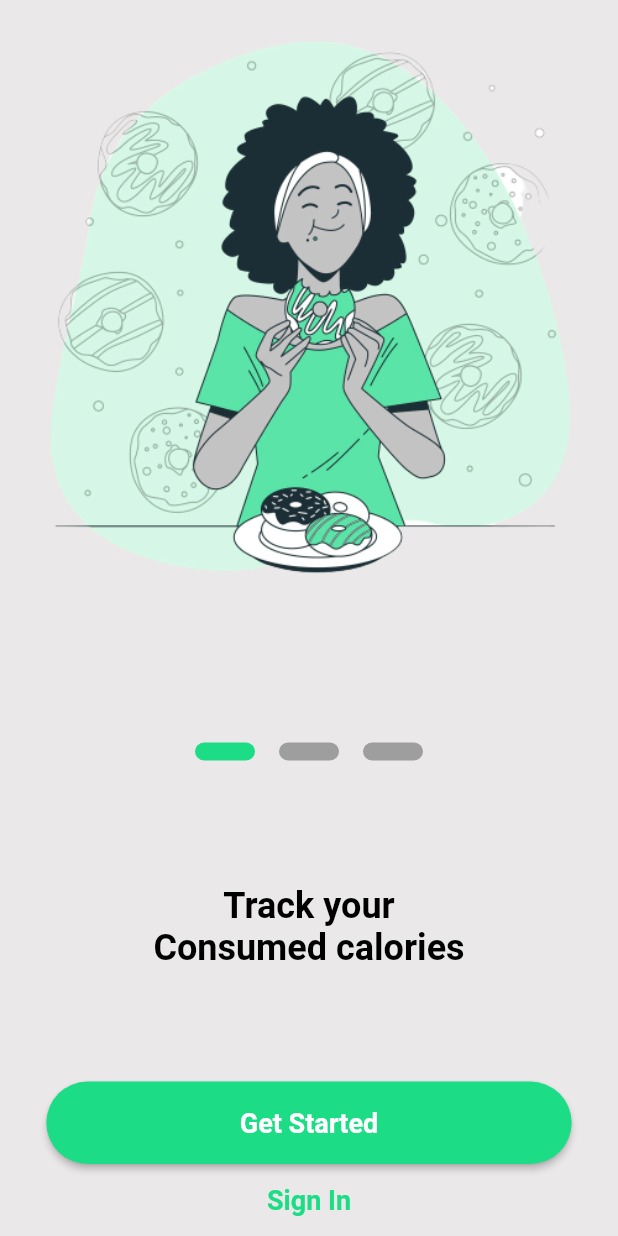
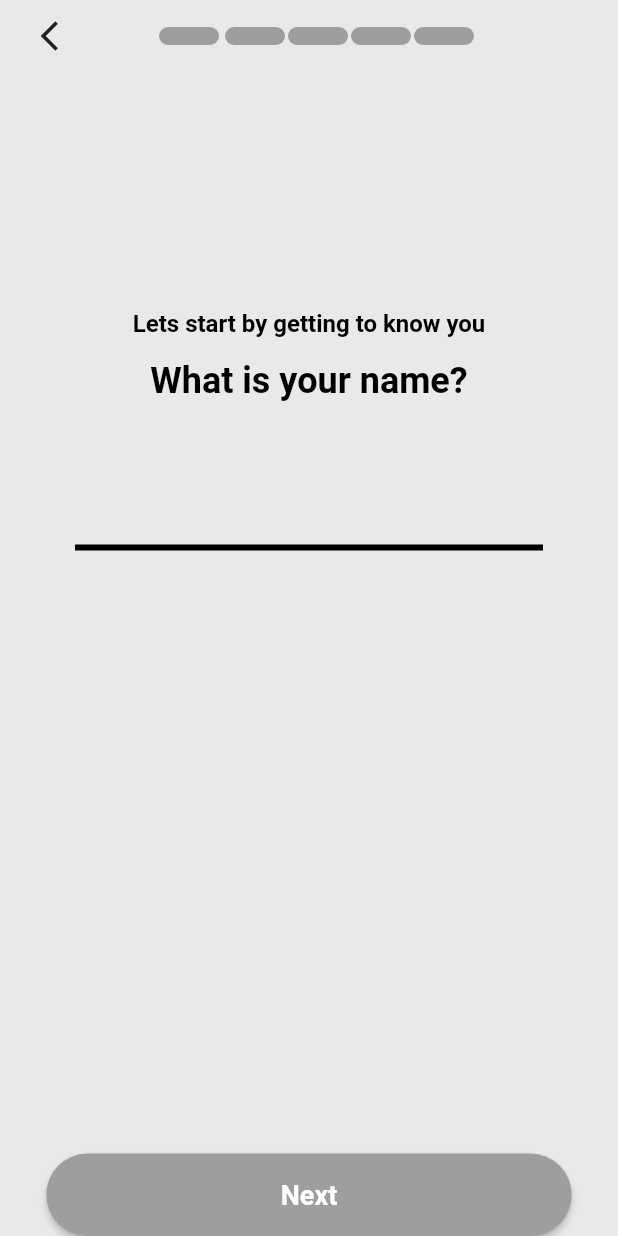
Before and after one commit to DodoorSoft/calorie_diary, a Flutter app: the screen it shows after launch, after a tap on "Get Started", on a phone screen of 412 x 824 dp. Run offline on Flutter 3.47's test engine with Material 2 defaults, Android fonts, the phone set to English and light mode, and no system bars; our stand-ins replace firebase_auth, firebase_core, font_awesome_flutter, google_sign_in; accounts and stored records are empty.

Commit message:
initial getting started screen

```diff
--- /dev/null
+++ b/lib/components/custom_button.dart
@@ -0,0 +1,26 @@
+import "package:flutter/material.dart";
+
+
+class CustomButton extends StatelessWidget {
+
+  final Color color;
+  final VoidCallback onPressed;
+  final Widget buttonChild;
+
+
+  const CustomButton({Key? key, required this.color, required this.onPressed, required this.buttonChild}) : super(key: key);
+
+  @override
+  Widget build(BuildContext context) {
+    return ElevatedButton(
+        style: ElevatedButton.styleFrom(
+            primary: color,
+            shape: RoundedRectangleBorder(
+                borderRadius: BorderRadius.circular(50)
+            ),
+            fixedSize: Size(MediaQuery.of(context).size.width*.85,55)
+        ),
+        onPressed: onPressed, child: buttonChild
+    );
+  }
+}
--- /dev/null
+++ b/lib/components/custom_text_field.dart
@@ -0,0 +1,34 @@
+import 'package:flutter/material.dart';
+
+class CustomTextField extends StatelessWidget {
+
+
+  late TextEditingController controller;
+  late FocusNode node;
+  late TextInputType keyboardType;
+
+  CustomTextField({Key? key, required this.controller, required this.node, required this.keyboardType}) : super(key: key);
+
+  @override
+  Widget build(BuildContext context) {
+    return Padding(
+      padding: const EdgeInsets.all(50),
+      child: TextFormField(
+        keyboardType: keyboardType,
+        decoration: const InputDecoration(
+          enabledBorder: UnderlineInputBorder(
+            borderSide: BorderSide(color: Colors.black,width: 4)
+          ),
+          focusedBorder:UnderlineInputBorder(
+        borderSide: BorderSide(color: Colors.black,width: 4)
+          ),
+          contentPadding: EdgeInsets.symmetric(vertical: 10.0, horizontal: 15),
+          hintStyle: TextStyle(fontSize: 16.0, color: Colors.white),
+        ),
+        controller: controller,
+        focusNode: node,
+        style: const TextStyle(color: Colors.black,fontSize: 20,fontWeight: FontWeight.w600),
+      ),
+    );
+  }
+}
--- /dev/null
+++ b/lib/views/get_started_screen.dart
@@ -0,0 +1,279 @@
+
+import 'package:calorie_diary/components/custom_button.dart';
+import 'package:calorie_diary/components/custom_text_field.dart';
+import 'package:calorie_diary/constants.dart';
+import 'package:flutter/material.dart';
+
+
+class GetStartedScreen extends StatefulWidget {
+  const GetStartedScreen({Key? key}) : super(key: key);
+
+  @override
+  State<GetStartedScreen> createState() => _GetStartedScreenState();
+}
+
+class _GetStartedScreenState extends State<GetStartedScreen>{
+
+
+  late PageController _controller;
+
+  final TextEditingController _textController = TextEditingController();
+  final FocusNode _focusNode = FocusNode();
+
+  int _selectedPage = 0;
+
+  late String _name;
+  late int _age;
+  late int _weight;
+  late int _height;
+  late DateTime _birthday;
+  late int _gender;
+
+  void onPressedBack(){
+    if(_selectedPage>0){
+      setState((){
+        switch (_selectedPage){
+          case 4:
+            _textController.text = _height.toString();
+            break;
+          case 3:
+            _textController.text = _weight.toString();
+            break;
+          case 2:
+            _textController.text = _age.toString();
+            break;
+          case 1:
+            _textController.text = _name;
+            break;
+
+        }
+        _selectedPage -= 1;
+
+      });
+    }
+    else{
+      Navigator.pop(context);
+    }
+
+  }
+
+  void updateFields(){
+    switch (_selectedPage){
+      case 0:
+        setState((){
+          _name = _textController.text;
+        });
+        break;
+      case 1:
+        setState((){
+          _age = int.parse(_textController.text);
+        });
+        break;
+      case 2:
+        setState((){
+          _weight = int.parse(_textController.text);
+        });
+        break;
+      case 3:
+        setState((){
+          _height = int.parse(_textController.text);
+        });
+        break;
+
+    }
+    _textController.clear();
+    _focusNode.unfocus();
+    setState((){
+      _selectedPage++;
+    });
+  }
+
+  late final List<Widget> _pages = [Column(
+    children: [const Text('Lets start by getting to know you',style: kSubTitleStyle,),
+      const Padding(
+        padding: EdgeInsets.only(top:15,bottom: 1),
+        child: Text('What is your name?',style: kTitleStyle,),
+      ),
+      CustomTextField(controller: _textController, node: _focusNode,
+        keyboardType: _selectedPage == 0 ? TextInputType.text : TextInputType.number,),],
+  ),
+    Column(
+      children: [const Text('How old are you?',style: kTitleStyle,),
+        CustomTextField(controller: _textController, node: _focusNode,
+          keyboardType: TextInputType.number,),],
+    ),
+    Column(
+      children: [const Text('What is your current weight?',style: kTitleStyle,),
+        CustomTextField(controller: _textController, node: _focusNode,
+          keyboardType: TextInputType.number,),],
+    ),
+    Column(
+      children: [const Text('How tall are you?',style: kTitleStyle,),
+        CustomTextField(controller: _textController, node: _focusNode,
+          keyboardType: TextInputType.number,),],
+    ),
+    Column(
+      children: [const Text('How tall are you?',style: kSubTitleStyle,),
+        CustomTextField(controller: _textController, node: _focusNode,
+          keyboardType: TextInputType.number,),],
+    ),
+    Column(
+      children: [const Text('How tall are you?',style: kSubTitleStyle,),
+        CustomTextField(controller: _textController, node: _focusNode,
+          keyboardType: TextInputType.number,),],
+    ),];
+
+
+  @override
+  void initState() {
+    // TODO: implement initState
+    super.initState();
+    _controller = PageController();
+    _textController.addListener(() {
+      setState((){});
+    });
+  }
+
+  @override
+  void dispose() {
+    // TODO: implement dispose
+    super.dispose();
+    _controller.dispose();
+    _textController.dispose();
+    _focusNode.dispose();
+  }
+
+
+
+  @override
+  Widget build(BuildContext context) {
+    return Scaffold(
+      resizeToAvoidBottomInset: false,
+      backgroundColor: kLightBackground,
+      body: SafeArea(
+        child: Stack(
+          children: [
+            Align(
+              alignment: Alignment.topCenter,
+              child: Column(
+                children: [
+                  Row(
+
+                    children: [
+                      Padding(
+                        padding: const EdgeInsets.only(left:15.0),
+                        child: IconButton(
+                          icon: const Icon(Icons.arrow_back_ios),
+                          onPressed: onPressedBack,
+                        ),
+                      ),
+                      const SizedBox(width: 35,),
+                      Row(
+                        mainAxisAlignment: MainAxisAlignment.center,
+                        children: [
+                          Padding(
+                            padding: const EdgeInsets.only(left: 8,top: 8,bottom: 8,right: 2),
+                            child: Container(
+                              decoration: BoxDecoration(
+                                  borderRadius: BorderRadius.circular(15),
+                                  color: _selectedPage > 0 ? kLightGreen: Colors.grey
+                              ),
+                              height: 12,
+                              width: 40,
+                            ),
+                          ),
+                          Padding(
+                            padding: const EdgeInsets.only(left: 2,top: 8,bottom: 8),
+                            child: Container(
+                              decoration: BoxDecoration(
+                                  borderRadius: BorderRadius.circular(15),
+                                  color: _selectedPage > 1 ? kLightGreen: Colors.grey
+                              ),
+                              height: 12,
+                              width: 40,
+                            ),
+                          ),
+                          Padding(
+                            padding: const EdgeInsets.only(left: 2,top: 8,bottom: 8),
+                            child: Container(
+                              decoration: BoxDecoration(
+                                  borderRadius: BorderRadius.circular(15),
+                                  color: _selectedPage > 2 ? kLightGreen: Colors.grey
+                              ),
+                              height: 12,
+                              width: 40,
+                            ),
+                          ),
+                          Padding(
+                            padding: const EdgeInsets.only(left: 2,top: 8,bottom: 8),
+                            child: Container(
+                              decoration: BoxDecoration(
+                                  borderRadius: BorderRadius.circular(15),
+                                  color: _selectedPage > 3 ? kLightGreen: Colors.grey
+                              ),
+                              height: 12,
+                              width: 40,
+                            ),
+                          ),
+                          Padding(
+                            padding: const EdgeInsets.only(left: 2,top: 8,bottom: 8),
+                            child: Container(
+                              decoration: BoxDecoration(
+                                  borderRadius: BorderRadius.circular(15),
+                                  color: _selectedPage > 4 ? kLightGreen: Colors.grey
+                              ),
+                              height: 12,
+                              width: 40,
+                            ),
+                          ),
+                        ],
+                      ),
+
+
+                    ],
+                  )
+                ],
+              ),
+            ),
+            Align(
+              alignment: Alignment.center,
+              child: SizedBox(
+                height: MediaQuery.of(context).size.height*.5,
+                child: PageView(
+                  controller: _controller,
+                  onPageChanged: (int page){
+                    setState((){
+                      _selectedPage = page;
+
+                    });
+
+                  },
+                  children: [_pages[_selectedPage]],
+                ),
+              ),
+            ),
+            Padding(
+              padding: EdgeInsets.only(
+                bottom: MediaQuery.of(context).viewInsets.bottom
+              ),
+              child: Align(
+                alignment: Alignment.bottomCenter,
+                child: CustomButton(color: _textController.text.isNotEmpty ? kLightGreen : Colors.grey, onPressed: (){
+
+                  if(_textController.text.isNotEmpty){
+                    updateFields();
+                  }
+
+                }, buttonChild: Text('Next',
+                  style: kSubTitleStyle.copyWith(
+                      color: Colors.white,
+                      fontSize: 18
+                  ),)),
+              ),
+            ),
+          ],
+        ),
+      ),
+    );
+  }
+}
--- a/lib/views/landing_screen.dart
+++ b/lib/views/landing_screen.dart
@@ -1,5 +1,7 @@
 
+import 'package:calorie_diary/components/custom_button.dart';
 import 'package:calorie_diary/constants.dart';
+import 'package:calorie_diary/views/get_started_screen.dart';
 import 'package:flutter/material.dart';
 
 
@@ -147,20 +149,18 @@ class _LoginScreenState extends State<LoginScreen> with SingleTickerProviderStat
                   ],
                 ),
               ),
-              Column(children: [ElevatedButton(
-              style: ElevatedButton.styleFrom(
-                  primary: kLightGreen,
-                  shape: RoundedRectangleBorder(
-                      borderRadius: BorderRadius.circular(50)
-                  ),
-                  fixedSize: Size(MediaQuery.of(context).size.width*.85,55)
-              ),
-              onPressed: (){}, child: Text('Get Started',
-                style: kSubTitleStyle.copyWith(
-                color: Colors.white,
-                fontSize: 18
-                ),)
-              ),
+              Column(children: [
+                CustomButton(color: kLightGreen, onPressed: (){
+
+                    Navigator.push(context, MaterialPageRoute(
+                        builder: (context) => const GetStartedScreen()
+                    ));
+
+                }, buttonChild: Text('Get Started',
+                  style: kSubTitleStyle.copyWith(
+                      color: Colors.white,
+                      fontSize: 18
+                  ),)),
                 TextButton(
               onPressed: (){},
               child:
@@ -176,6 +176,3 @@ class _LoginScreenState extends State<LoginScreen> with SingleTickerProviderStat
     );
   }
 }
-/*
-
-*/
```
